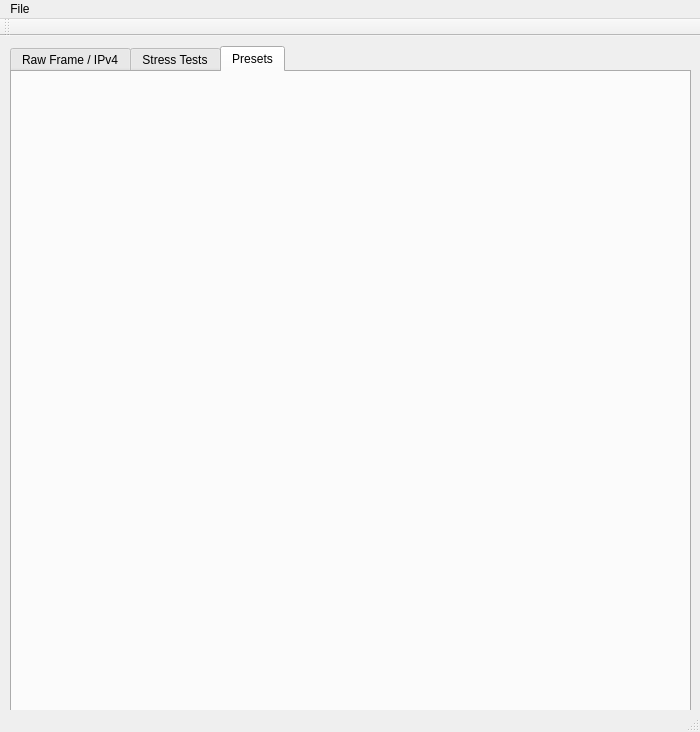
Before: the Qt Designer form src/mainwindow.ui in DPinato/Emulient, drawn with Qt 5.
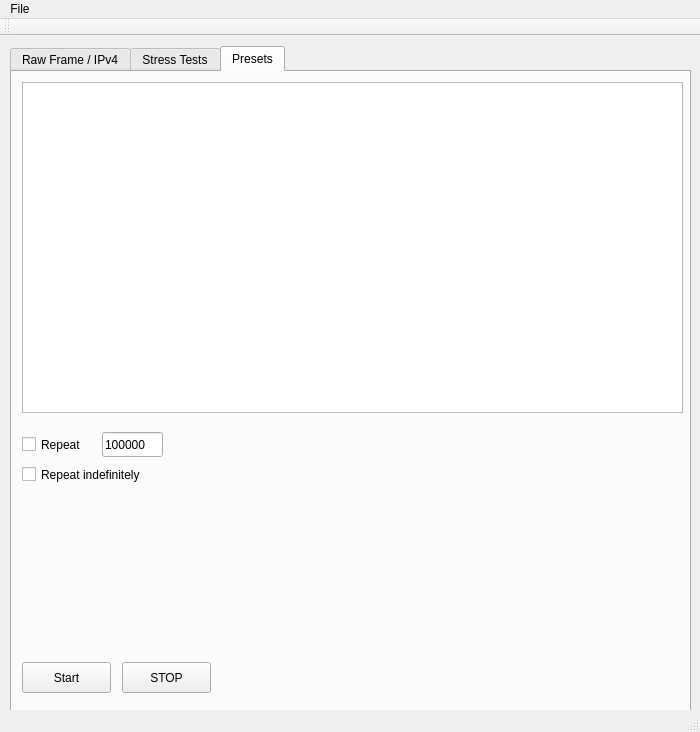
After: the same form once the commit is applied. The open tabs and pages were chosen to show the change.

Commit message: Start working on a scheduler

Diff of the .ui file:
```diff
--- a/src/mainwindow.ui
+++ b/src/mainwindow.ui
@@ -1037,6 +1037,84 @@
      <attribute name="title">
       <string>Presets</string>
      </attribute>
+     <widget class="QTableView" name="tableView">
+      <property name="geometry">
+       <rect>
+        <x>10</x>
+        <y>10</y>
+        <width>661</width>
+        <height>331</height>
+       </rect>
+      </property>
+     </widget>
+     <widget class="QPushButton" name="startPresetButton">
+      <property name="geometry">
+       <rect>
+        <x>10</x>
+        <y>590</y>
+        <width>89</width>
+        <height>31</height>
+       </rect>
+      </property>
+      <property name="text">
+       <string>Start</string>
+      </property>
+     </widget>
+     <widget class="QPushButton" name="stopPresetButton">
+      <property name="geometry">
+       <rect>
+        <x>110</x>
+        <y>590</y>
+        <width>89</width>
+        <height>31</height>
+       </rect>
+      </property>
+      <property name="text">
+       <string>STOP</string>
+      </property>
+     </widget>
+     <widget class="QCheckBox" name="repeatCheckBox">
+      <property name="geometry">
+       <rect>
+        <x>10</x>
+        <y>360</y>
+        <width>81</width>
+        <height>25</height>
+       </rect>
+      </property>
+      <property name="text">
+       <string>Repeat</string>
+      </property>
+     </widget>
+     <widget class="QCheckBox" name="repeatIndefCheckBox">
+      <property name="geometry">
+       <rect>
+        <x>10</x>
+        <y>390</y>
+        <width>161</width>
+        <height>25</height>
+       </rect>
+      </property>
+      <property name="text">
+       <string>Repeat indefinitely</string>
+      </property>
+     </widget>
+     <widget class="QLineEdit" name="repeatNumEdit">
+      <property name="geometry">
+       <rect>
+        <x>90</x>
+        <y>360</y>
+        <width>61</width>
+        <height>25</height>
+       </rect>
+      </property>
+      <property name="text">
+       <string>100000</string>
+      </property>
+      <property name="maxLength">
+       <number>6</number>
+      </property>
+     </widget>
     </widget>
    </widget>
   </widget>
```
Left out of the diff: 2 changed lines with no effect on the pictures. The commit also changes 13 other files.
